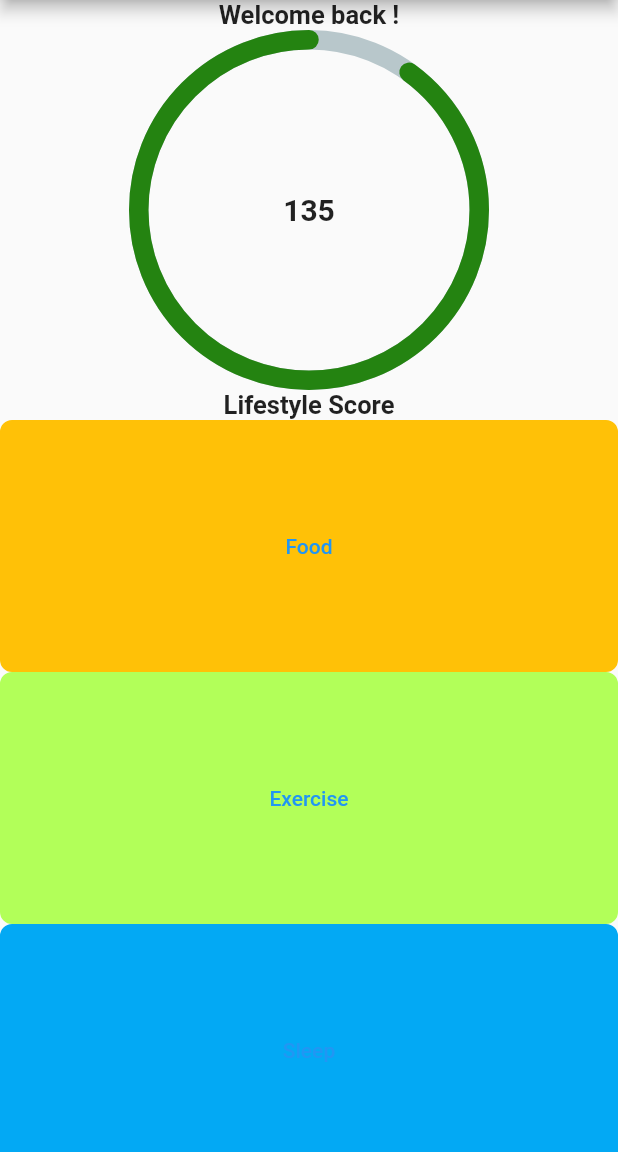
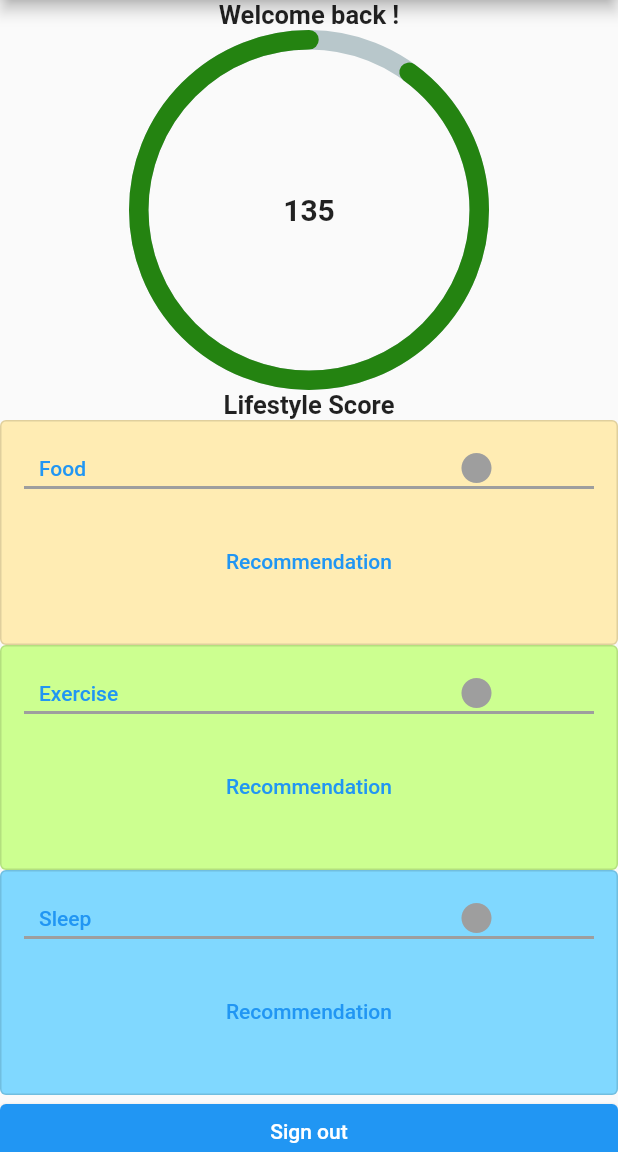
Before and after one commit to Tstrand123/EverydayWellnessCS125, a Flutter app: the screen it shows once a user with an empty profile is signed in, on a phone screen of 412 x 824 dp, the part 84-1236 px from its top. Run offline on Flutter 3.47's test engine with Material 2 defaults, Android fonts, the phone set to English and light mode, and no system bars; drawn by our look-alikes of percent_indicator; our stand-ins replace cloud_firestore, email_validator, firebase_auth, firebase_core, flutter_rating_bar, permission_handler; missing offline and left inert: health; accounts and stored records are empty.

Commit message:
Improved buttons on main
Changed the buttons on the home page to more resemble the design doc. Since they are more complicated now, I had to reduce some of the complexity in the scaffold to make it work.

```diff
--- a/lib/main.dart
+++ b/lib/main.dart
@@ -134,8 +134,8 @@ class _HomePageState extends State<HomePage> {
       progressColor: const Color.fromARGB(255, 36, 131, 17),
     );
 
-    // Create the food recomendation widget:
-    Widget foodSection = Expanded(
+    // Create the food recomendation widget: // replaced code with newer, better code. Left this here just in case we want to roll back
+    /*Widget foodSection = Expanded(
         child: Container(
       decoration: BoxDecoration(
         border: Border.all(width: 10, color: Colors.amber),
@@ -151,45 +151,107 @@ class _HomePageState extends State<HomePage> {
         }, // on pressed
         child: const Text("Food"),
       ),
-    ));
+    ));*/
 
-    // Create the exercise recomendation widget:
-    Widget exerciseSection = Expanded(
-        child: Container(
-      decoration: BoxDecoration(
-        border: Border.all(width: 10, color: Colors.lightGreenAccent),
-        borderRadius: const BorderRadius.all(Radius.circular(8)),
-        color: Colors.lightGreenAccent,
+
+    // paints the food button
+    StatefulWidget foodSection =  OutlinedButton(
+      style: OutlinedButton.styleFrom(backgroundColor: Colors.amber.shade100,
+          fixedSize: const Size.fromHeight(150)),
+      onPressed: (){
+        // link to the Food Home, where the user will view their food reccs, enter new logs, and view previous ones
+        Navigator.push(context, MaterialPageRoute(builder: (context){
+          return const FoodHome(title: 'FoodHome');
+        })
+        );
+      }, // on pressed
+      child: Column(
+          children: <Widget>[
+            DecoratedBox(decoration: const BoxDecoration(
+              border: Border(bottom: BorderSide(width: 2, color: Colors.grey)),
+            ),
+                child: Container(
+                  padding: const EdgeInsets.fromLTRB(10, 20, 20, 2),
+                  child: Row( children: const [
+                    Expanded(flex: 2,child: Text("Food", textAlign: TextAlign.left,)),
+                    // below is an indicator to show weather the daily goal has been met
+                    Expanded(flex: 1, child: Icon(Icons.circle, color: Colors.grey)) // TODO: implement the ability to change this color
+                  ],
+                  ),)
+            ),
+            Container ( padding: const EdgeInsets.all(40),
+              child:  const
+              Expanded(child:   Text("Recommendation", textAlign: TextAlign.center,)) // TODO: replace text with recommendation obtained from backend
+              ,)
+          ]
       ),
-      padding: const EdgeInsets.all(50),
-      child: TextButton(
-        onPressed: () {
-          Navigator.push(context, MaterialPageRoute(builder: (context) {
-            return const ExerciseHome(title: 'Exercise Home');
-          }));
-        }, // on pressed
-        child: const Text("Exercise"),
+    );
+
+    // paints link to the Exercise home
+    StatefulWidget exerciseSection =  OutlinedButton(
+      style: OutlinedButton.styleFrom(backgroundColor: Colors.lightGreenAccent.shade100,
+          fixedSize: const Size.fromHeight(150)),
+      onPressed: (){
+        // link to the Food Home, where the user will view their food reccs, enter new logs, and view previous ones
+        Navigator.push(context, MaterialPageRoute(builder: (context){
+          return const ExerciseHome(title: 'Exercise Home');
+        })
+        );
+      }, // on pressed
+      child: Column(
+          children: <Widget>[
+            DecoratedBox(decoration: const BoxDecoration(
+              border: Border(bottom: BorderSide(width: 2, color: Colors.grey)),
+            ),
+                child: Container(
+                  padding: const EdgeInsets.fromLTRB(10, 20, 20, 2),
+                  child: Row( children: const [
+                    Expanded(flex: 2,child: Text("Exercise", textAlign: TextAlign.left,)),
+                    // below is an indicator to show weather the daily goal has been met
+                    Expanded(flex: 1, child: Icon(Icons.circle, color: Colors.grey)) // TODO: implement the ability to change this color
+                  ],
+                  ),)
+            ),
+            Container ( padding: const EdgeInsets.all(40),
+              child:  const
+              Expanded(child:   Text("Recommendation", textAlign: TextAlign.center,)) // TODO: replace text with recommendation obtained from backend
+              ,)
+          ]
       ),
-    ));
+    );
 
-    // Create the sleep recomendation widget:
-    Widget sleepSection = Expanded(
-        child: Container(
-      decoration: BoxDecoration(
-        border: Border.all(width: 10, color: Colors.lightBlue),
-        borderRadius: const BorderRadius.all(Radius.circular(8)),
-        color: Colors.lightBlue,
+    // Paints the sleep section
+    StatefulWidget sleepSection =  OutlinedButton(
+      style: OutlinedButton.styleFrom(backgroundColor: Colors.lightBlueAccent.shade100,
+          fixedSize: const Size.fromHeight(150)),
+      onPressed: (){
+        // link to the Food Home, where the user will view their food reccs, enter new logs, and view previous ones
+        Navigator.push(context, MaterialPageRoute(builder: (context){
+          return const SleepHome(title: 'Sleep Home');
+        })
+        );
+      }, // on pressed
+      child: Column(
+          children: <Widget>[
+            DecoratedBox(decoration: const BoxDecoration(
+              border: Border(bottom: BorderSide(width: 2, color: Colors.grey)),
+            ),
+                child: Container(
+                  padding: const EdgeInsets.fromLTRB(10, 20, 20, 2),
+                  child: Row( children: const [
+                    Expanded(flex: 2,child: Text("Sleep", textAlign: TextAlign.left,)),
+                    // below is an indicator to show weather the daily goal has been met
+                    Expanded(flex: 1, child: Icon(Icons.circle, color: Colors.grey)) // TODO: implement the ability to change this color
+                  ],
+                  ),)
+            ),
+            Container ( padding: const EdgeInsets.all(40),
+              child:  const
+              Expanded(child:   Text("Recommendation", textAlign: TextAlign.center,)) // TODO: replace text with recommendation obtained from backend
+              ,)
+          ]
       ),
-      padding: const EdgeInsets.all(50),
-      child: TextButton(
-        onPressed: () {
-          Navigator.push(context, MaterialPageRoute(builder: (context) {
-            return const SleepHome(title: 'Sleep Home');
-          }));
-        }, // on pressed
-        child: const Text("Sleep"),
-      ),
-    ));
+    );
 
     return Scaffold(
       //MaterialApp(
@@ -213,17 +275,18 @@ class _HomePageState extends State<HomePage> {
       //  child: Text('Hello World'),
       //),
       body: SafeArea(
-        child: SingleChildScrollView(
-          child: Column(children: [
+        //child: SingleChildScrollView(
+          //child: Column(children: [
+        child: ListView(children: [ // changed to listview so my modifications will work
             Row(
                 mainAxisAlignment: MainAxisAlignment.center,
                 children: [Flexible(child: welcomeText)]),
             Row(
                 mainAxisAlignment: MainAxisAlignment.center,
                 children: [lifestyleScore]),
-            Row(children: [foodSection]),
-            Row(children: [exerciseSection]),
-            Row(children: [sleepSection]),
+            Expanded(child: foodSection), // changed from row -> expanded types. Buttons are too complicated, had to reduce that complexity to make them work (too many nested columns and rows)
+            Expanded(child: exerciseSection),
+            Expanded(child: sleepSection),
             ElevatedButton(
                 onPressed: () => FirebaseAuth.instance.signOut(),
                 child: const Text('Sign out')),
@@ -236,7 +299,7 @@ class _HomePageState extends State<HomePage> {
                 child: const Text('Go to test pages')),
           ]),
         ),
-      ),
+     // ),
     );
     //);
   }
```
Also changed, not shown: 2 other files.
